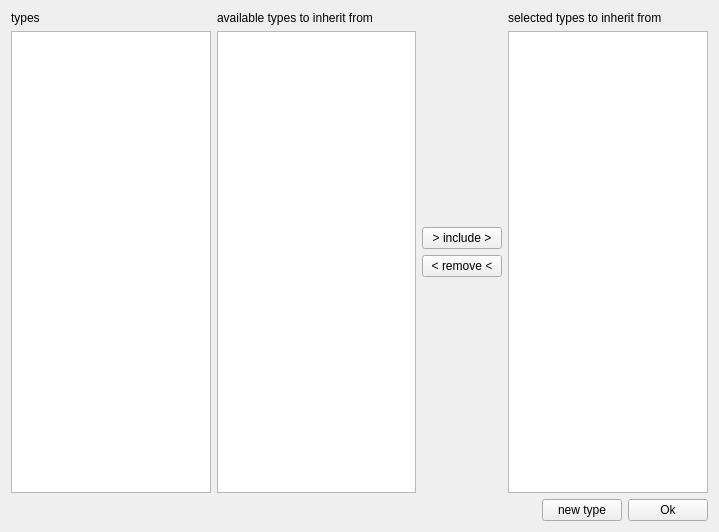
This is tools/ui/agglTypeEditor.ui in rahulkatiyar19955/AGM as Qt 5 draws it before an edit. The edited form follows.
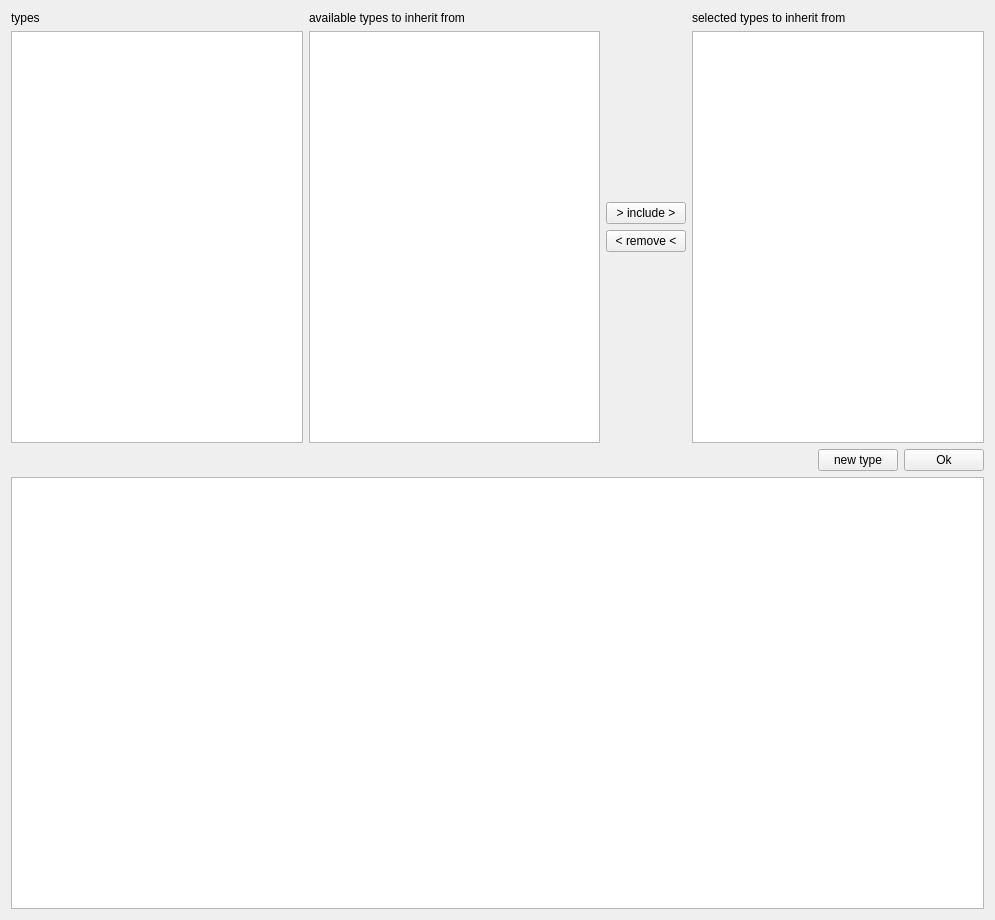
This is the edited form. Custom widgets are drawn as their Qt base class.

Patch:
```diff
--- a/tools/ui/agglTypeEditor.ui
+++ b/tools/ui/agglTypeEditor.ui
@@ -6,8 +6,8 @@
    <rect>
     <x>0</x>
     <y>0</y>
-    <width>719</width>
-    <height>532</height>
+    <width>995</width>
+    <height>920</height>
    </rect>
   </property>
   <property name="windowTitle">
@@ -171,8 +171,18 @@
      </item>
     </layout>
    </item>
+   <item>
+    <widget class="PlotWidget" name="graphicsView"/>
+   </item>
   </layout>
  </widget>
+ <customwidgets>
+  <customwidget>
+   <class>PlotWidget</class>
+   <extends>QGraphicsView</extends>
+   <header>pyqtgraph</header>
+  </customwidget>
+ </customwidgets>
  <resources/>
  <connections/>
 </ui>
```
